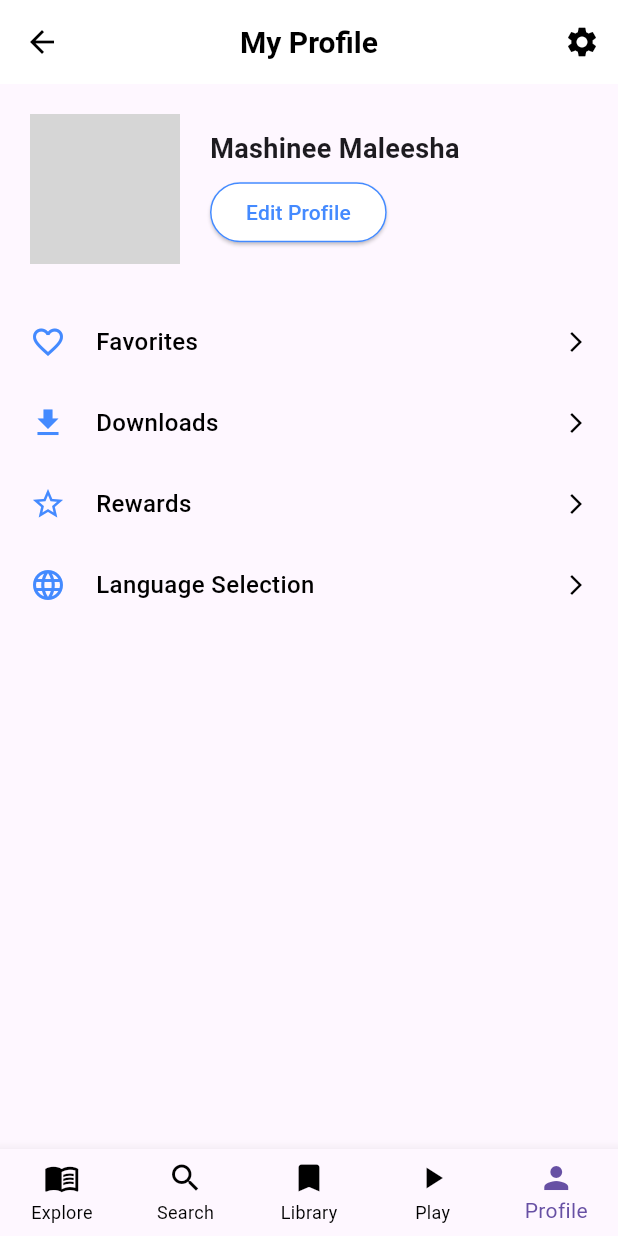
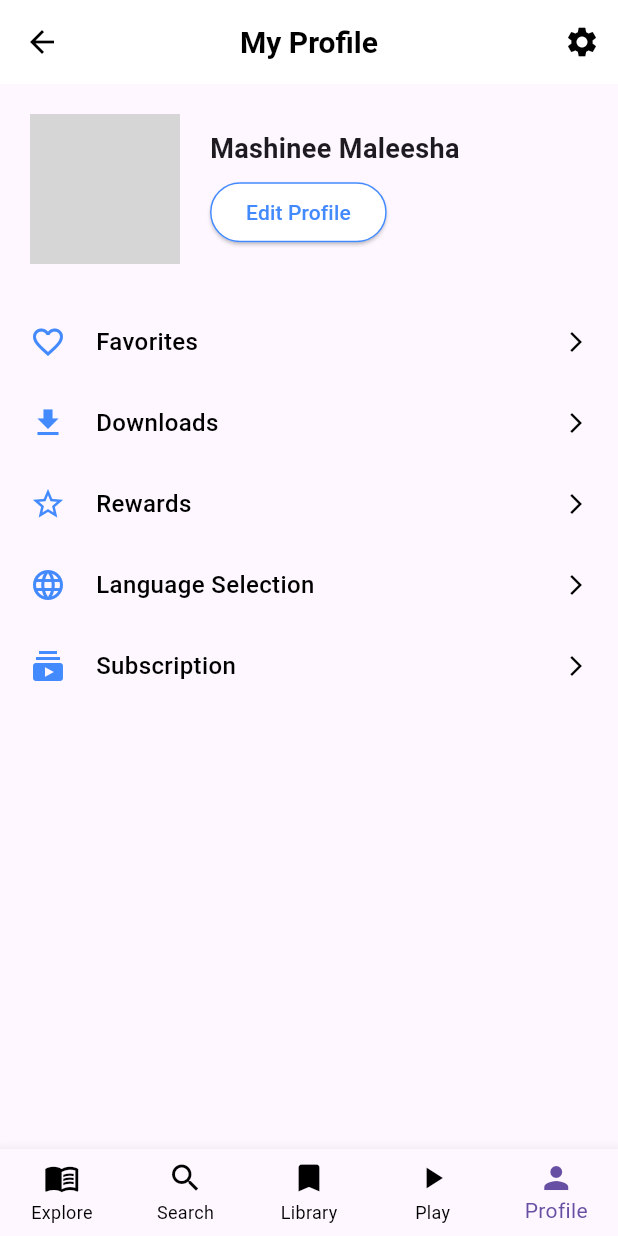
Before and after one commit to savinuonline/narratra, a Flutter app: the screen it shows after launch, on a phone screen of 412 x 824 dp. Run offline on Flutter 3.47's test engine with Material 3 defaults, Android fonts, the phone set to English and light mode, and no system bars; our stand-ins replace firebase_core; accounts and stored records are empty; grey boxes are pictures that could not be loaded.

Commit message:
added subscription

```diff
--- a/lib/pages/profile_page.dart
+++ b/lib/pages/profile_page.dart
@@ -119,10 +119,10 @@ class ProfilePage extends StatelessWidget {
             ),
             const SizedBox(height: 10), // Consistent gap
             FeatureTile(
-              title: "Rewards", // Rewards option added
+              title: "Rewards",
               icon: Icons.star_border,
               onTap: () {
-                _navigateToRewardsPage(context); // Navigation to Rewards page
+                _navigateToRewardsPage(context);
               },
             ),
             const SizedBox(height: 10), // Consistent gap
@@ -131,6 +131,15 @@ class ProfilePage extends StatelessWidget {
               icon: Icons.language,
               onTap: () {
                 _showLanguageDialog(context);
+              },
+            ),
+            const SizedBox(height: 10), // Consistent gap
+            SubscriptionTile(
+              // Subscription feature added
+              title: "Subscription",
+              icon: Icons.subscriptions,
+              onTap: () {
+                // Subscription option functionality (without navigation)
               },
             ),
           ],
@@ -278,6 +287,45 @@ class LanguageSelectionTile extends StatelessWidget {
   }
 }
 
+class SubscriptionTile extends StatelessWidget {
+  // Subscription Tile
+  final String title;
+  final IconData icon;
+  final VoidCallback onTap;
+
+  const SubscriptionTile({
+    required this.title,
+    required this.icon,
+    required this.onTap,
+  });
+
+  @override
+  Widget build(BuildContext context) {
+    return GestureDetector(
+      onTap: onTap,
+      child: Padding(
+        padding: const EdgeInsets.symmetric(vertical: 10.0),
+        child: Row(
+          children: [
+            Icon(icon, color: Colors.blueAccent),
+            const SizedBox(width: 20),
+            Text(
+              title,
+              style: TextStyle(
+                fontSize: 16,
+                fontWeight: FontWeight.w500,
+                color: Colors.black,
+              ),
+            ),
+            const Spacer(),
+            const Icon(Icons.arrow_forward_ios, size: 16, color: Colors.black),
+          ],
+        ),
+      ),
+    );
+  }
+}
+
 class DownloadsPage extends StatelessWidget {
   const DownloadsPage({super.key});
 
```
